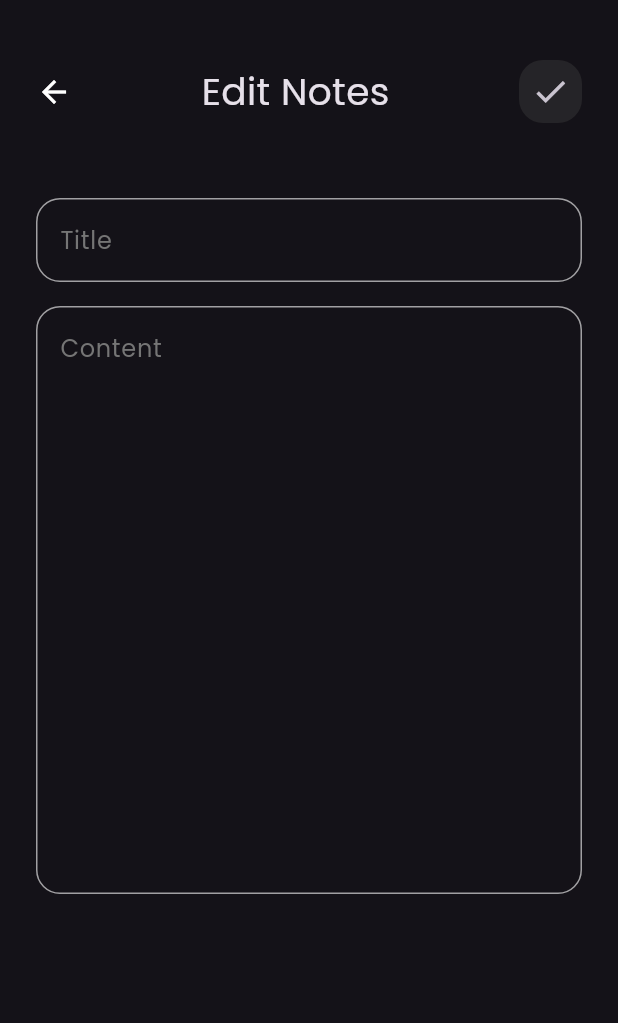
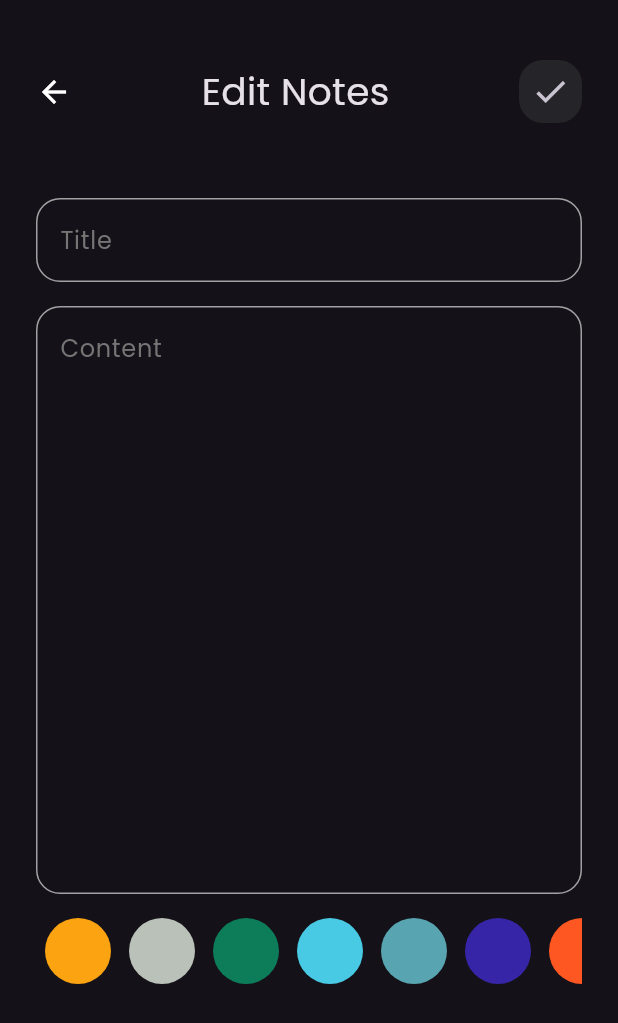
Before and after one commit to smfgalal/notes_app, a Flutter app: the NotesEditView screen opened directly with empty values, on a phone screen of 412 x 824 dp. Shown: the top 1023 px of the screen. Run offline on Flutter 3.47's test engine with Material 3 defaults, Android fonts, the phone set to English and light mode, and no system bars; our stand-ins replace bloc, flutter_bloc, font_awesome_flutter, hive, hive_flutter; accounts and stored records are empty.

Commit message:
add notes colors to edit form and save it

```diff
--- a/lib/constants.dart
+++ b/lib/constants.dart
@@ -6,3 +6,16 @@ const kSecondaryColor = Color.fromARGB(255, 84, 18, 170);
 const kSecondaryLightColor = Color.fromARGB(255, 139, 58, 245);
 
 const kNotesBox = 'notes_box';
+
+List<Color> kNotesColors = const [
+    Color(0xfffca311),
+    Color(0xffBAC1B8),
+    Color(0xff0C7C59),
+    Color(0xff48cae4),
+    Color(0xff58A4B0),
+    Color(0xff3626A7),
+    Colors.deepOrange,
+    Color(0xffB5CA8D),
+    Color(0xfff26a8d),
+    Color(0xff465362),
+  ];
--- a/lib/cubits/add_note_cubit/add_note_cubit.dart
+++ b/lib/cubits/add_note_cubit/add_note_cubit.dart
@@ -9,7 +9,7 @@ part 'add_note_state.dart';
 class AddNotesCubit extends Cubit<AddNoteState> {
   AddNotesCubit() : super(AddNoteInitial());
 
-  Color color = Colors.amber;
+  Color color = Color(0xfffca311);
   addNote(NotesModel notes) async {
     notes.color = color.toARGB32();
     emit(AddNoteLoading());
--- a/lib/views/notes_edit_view.dart
+++ b/lib/views/notes_edit_view.dart
@@ -2,6 +2,7 @@ import 'package:flutter/material.dart';
 import 'package:flutter_bloc/flutter_bloc.dart';
 import 'package:notes_app/cubits/read_notes_cubit/read_notes_cubit.dart';
 import 'package:notes_app/models/notes_model.dart';
+import 'package:notes_app/widgets/colors_lists/edit_notes_colors_list.dart';
 import 'package:notes_app/widgets/custom_app_bar.dart';
 import 'package:notes_app/widgets/custom_text_field.dart';
 
@@ -61,6 +62,7 @@ class _EditNoteFormState extends State<EditNoteForm> {
           hintText: 'Title',
         ),
         const SizedBox(height: 16),
+
         CustomTextField(
           initialValue: widget.notes.subTitle,
           onChanged: (value) {
@@ -70,6 +72,8 @@ class _EditNoteFormState extends State<EditNoteForm> {
           minLines: 15,
           maxLines: 50,
         ),
+        const SizedBox(height: 16),
+        EditNotesColorsList(notes: widget.notes),
       ],
     );
   }
--- a/lib/widgets/add_bottom_modal_sheet.dart
+++ b/lib/widgets/add_bottom_modal_sheet.dart
@@ -5,7 +5,7 @@ import 'package:notes_app/constants.dart';
 import 'package:notes_app/cubits/add_note_cubit/add_note_cubit.dart';
 import 'package:notes_app/cubits/read_notes_cubit/read_notes_cubit.dart';
 import 'package:notes_app/models/notes_model.dart';
-import 'package:notes_app/widgets/bottom_sheet/notes_colors_list.dart';
+import 'package:notes_app/widgets/colors_lists/add_notes_colors_list.dart';
 import 'package:notes_app/widgets/custom_button.dart';
 import 'package:notes_app/widgets/custom_text_field.dart';
 
@@ -96,7 +96,7 @@ class _AddBottomSheetFormState extends State<AddBottomSheetForm> {
                       title: title!,
                       subTitle: subTitle!,
                       noteDate: formattedCurrentDate,
-                      color: Colors.amber.toARGB32(),
+                      color: Color(0xfffca311).toARGB32(),
                     );
                     BlocProvider.of<AddNotesCubit>(context).addNote(notesModel);
                   } else {
--- /dev/null
+++ b/lib/widgets/colors_lists/edit_notes_colors_list.dart
@@ -0,0 +1,48 @@
+import 'package:flutter/material.dart';
+import 'package:notes_app/constants.dart';
+import 'package:notes_app/models/notes_model.dart';
+import 'package:notes_app/widgets/colors_lists/notes_color_item.dart';
+
+class EditNotesColorsList extends StatefulWidget {
+  const EditNotesColorsList({super.key, required this.notes});
+  final NotesModel notes;
+
+  @override
+  State<EditNotesColorsList> createState() => _EditNotesColorsListState();
+}
+
+class _EditNotesColorsListState extends State<EditNotesColorsList> {
+  late int currentIndex;
+  @override
+  void initState() {
+    currentIndex = kNotesColors.indexOf(Color(widget.notes.color));
+    super.initState();
+  }
+
+  @override
+  Widget build(BuildContext context) {
+    return SizedBox(
+      height: 44,
+      child: ListView.builder(
+        scrollDirection: Axis.horizontal,
+        itemCount: kNotesColors.length,
+        itemBuilder: (context, index) {
+          return Padding(
+            padding: const EdgeInsets.symmetric(horizontal: 6),
+            child: GestureDetector(
+              onTap: () {
+                currentIndex = index;
+                widget.notes.color = kNotesColors[index].toARGB32();
+                setState(() {});
+              },
+              child: NoteColorItem(
+                color: kNotesColors[index],
+                isActive: currentIndex == index,
+              ),
+            ),
+          );
+        },
+      ),
+    );
+  }
+}
--- /dev/null
+++ b/lib/widgets/colors_lists/notes_color_item.dart
@@ -0,0 +1,21 @@
+import 'package:flutter/material.dart';
+
+class NoteColorItem extends StatelessWidget {
+  const NoteColorItem({super.key, required this.isActive, required this.color});
+  final bool isActive;
+  final Color color;
+  @override
+  Widget build(BuildContext context) {
+    return isActive
+        ? CircleAvatar(
+            backgroundColor: Colors.white,
+            radius: 22,
+            child: CircleAvatar(
+              backgroundColor: color,
+              radius: 19,
+              child: Icon(Icons.check, color: Colors.white),
+            ),
+          )
+        : CircleAvatar(backgroundColor: color, radius: 22);
+  }
+}
```
Also changed, not shown: lib/cubits/read_notes_cubit/read_notes_cubit.dart (+1 -7 lines), lib/widgets/colors_lists/add_notes_colors_list.dart (renamed from lib/widgets/bottom_sheet/notes_colors_list.dart, +7 -35 lines).
